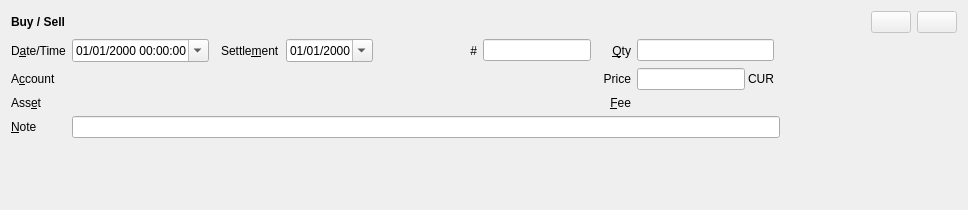
The window that jal/ui/widgets/trade_operation.ui (titov-vv/jal) describes before a commit, drawn with Qt 5.
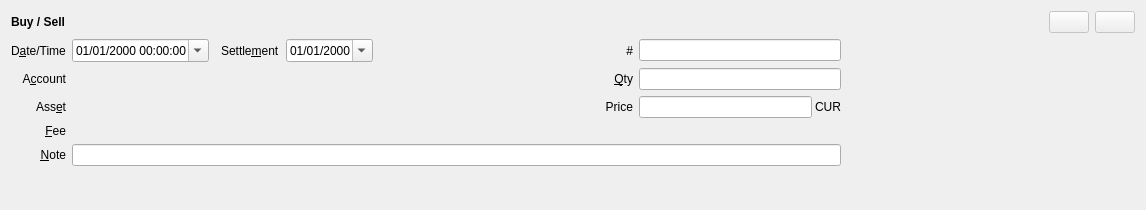
The same window after the commit. Custom widgets are drawn as their Qt base class.

Commit message: FeeWidget placement in operation's widgets was improved.

What changed in the file:
```diff
--- a/jal/ui/widgets/trade_operation.ui
+++ b/jal/ui/widgets/trade_operation.ui
@@ -6,7 +6,7 @@
    <rect>
     <x>0</x>
     <y>0</y>
-    <width>968</width>
+    <width>1146</width>
     <height>210</height>
    </rect>
   </property>
@@ -14,20 +14,16 @@
    <string>Form</string>
   </property>
   <layout class="QGridLayout" name="layout">
-   <item row="2" column="9">
-    <widget class="QLabel" name="price_label">
+   <item row="2" column="0">
+    <widget class="QLabel" name="account_label">
      <property name="text">
-      <string>Price</string>
+      <string>A&amp;ccount</string>
      </property>
      <property name="alignment">
       <set>Qt::AlignmentFlag::AlignRight|Qt::AlignmentFlag::AlignTrailing|Qt::AlignmentFlag::AlignVCenter</set>
      </property>
-    </widget>
-   </item>
-   <item row="1" column="10">
-    <widget class="QLineEdit" name="qty_edit">
-     <property name="alignment">
-      <set>Qt::AlignmentFlag::AlignRight|Qt::AlignmentFlag::AlignTrailing|Qt::AlignmentFlag::AlignVCenter</set>
+     <property name="buddy">
+      <cstring>account_widget</cstring>
      </property>
     </widget>
    </item>
@@ -44,59 +40,16 @@
      </property>
     </widget>
    </item>
-   <item row="2" column="10">
-    <layout class="QHBoxLayout" name="priceCurrencyBox">
-     <property name="spacing">
-      <number>3</number>
-     </property>
-     <property name="leftMargin">
-      <number>0</number>
-     </property>
-     <property name="topMargin">
-      <number>0</number>
-     </property>
-     <property name="rightMargin">
-      <number>0</number>
-     </property>
-     <property name="bottomMargin">
-      <number>0</number>
-     </property>
-     <item>
-      <widget class="QLineEdit" name="price_edit">
-       <property name="alignment">
-        <set>Qt::AlignmentFlag::AlignRight|Qt::AlignmentFlag::AlignTrailing|Qt::AlignmentFlag::AlignVCenter</set>
-       </property>
-      </widget>
-     </item>
-     <item>
-      <widget class="AccountCurrencyLabel" name="currency_price">
-       <property name="text">
-        <string>CUR</string>
-       </property>
-      </widget>
-     </item>
-    </layout>
-   </item>
-   <item row="3" column="10">
-    <widget class="FeeWidget" name="fee_widget" native="true"/>
-   </item>
-   <item row="1" column="0">
-    <widget class="QLabel" name="date_label">
+   <item row="4" column="0">
+    <widget class="QLabel" name="fee_label">
      <property name="text">
-      <string>D&amp;ate/Time</string>
+      <string>&amp;Fee</string>
      </property>
-     <property name="buddy">
-      <cstring>timestamp_editor</cstring>
+     <property name="alignment">
+      <set>Qt::AlignmentFlag::AlignRight|Qt::AlignmentFlag::AlignTrailing|Qt::AlignmentFlag::AlignVCenter</set>
      </property>
-    </widget>
-   </item>
-   <item row="3" column="0">
-    <widget class="QLabel" name="symbol_label">
-     <property name="text">
-      <string>Ass&amp;et</string>
-     </property>
      <property name="buddy">
-      <cstring>symbol_widget</cstring>
+      <cstring>fee_widget</cstring>
      </property>
     </widget>
    </item>
@@ -112,6 +65,64 @@
      </property>
     </widget>
    </item>
+   <item row="0" column="14">
+    <widget class="QPushButton" name="revert_button">
+     <property name="enabled">
+      <bool>false</bool>
+     </property>
+     <property name="acceptDrops">
+      <bool>false</bool>
+     </property>
+     <property name="toolTip">
+      <string>Cancel changes</string>
+     </property>
+     <property name="text">
+      <string/>
+     </property>
+    </widget>
+   </item>
+   <item row="1" column="1">
+    <widget class="QDateTimeEdit" name="timestamp_editor">
+     <property name="displayFormat">
+      <string>dd/MM/yyyy hh:mm:ss</string>
+     </property>
+     <property name="calendarPopup">
+      <bool>true</bool>
+     </property>
+     <property name="timeSpec">
+      <enum>Qt::TimeSpec::UTC</enum>
+     </property>
+    </widget>
+   </item>
+   <item row="6" column="0">
+    <spacer name="vertical_spacer">
+     <property name="orientation">
+      <enum>Qt::Orientation::Vertical</enum>
+     </property>
+     <property name="sizeHint" stdset="0">
+      <size>
+       <width>20</width>
+       <height>40</height>
+      </size>
+     </property>
+    </spacer>
+   </item>
+   <item row="1" column="8">
+    <spacer name="groupSpacer2">
+     <property name="orientation">
+      <enum>Qt::Orientation::Horizontal</enum>
+     </property>
+     <property name="sizeType">
+      <enum>QSizePolicy::Policy::Fixed</enum>
+     </property>
+     <property name="sizeHint" stdset="0">
+      <size>
+       <width>0</width>
+       <height>20</height>
+      </size>
+     </property>
+    </spacer>
+   </item>
    <item row="1" column="3">
     <widget class="QLabel" name="settlement_label">
      <property name="text">
@@ -122,104 +133,55 @@
      </property>
     </widget>
    </item>
-   <item row="2" column="12">
-    <spacer name="horizontalSpacer">
-     <property name="orientation">
-      <enum>Qt::Orientation::Horizontal</enum>
-     </property>
-     <property name="sizeHint" stdset="0">
-      <size>
-       <width>40</width>
-       <height>20</height>
-      </size>
-     </property>
-    </spacer>
-   </item>
-   <item row="4" column="0">
+   <item row="5" column="0">
     <widget class="QLabel" name="comment_label">
      <property name="text">
       <string>&amp;Note</string>
      </property>
+     <property name="alignment">
+      <set>Qt::AlignmentFlag::AlignRight|Qt::AlignmentFlag::AlignTrailing|Qt::AlignmentFlag::AlignVCenter</set>
+     </property>
      <property name="buddy">
       <cstring>note</cstring>
      </property>
     </widget>
    </item>
-   <item row="2" column="0">
-    <widget class="QLabel" name="account_label">
+   <item row="1" column="0">
+    <widget class="QLabel" name="date_label">
      <property name="text">
-      <string>A&amp;ccount</string>
+      <string>D&amp;ate/Time</string>
      </property>
      <property name="buddy">
-      <cstring>account_widget</cstring>
+      <cstring>timestamp_editor</cstring>
      </property>
     </widget>
    </item>
+   <item row="2" column="1" colspan="7">
+    <widget class="ReferenceSelectorWidget" name="account_widget"/>
+   </item>
+   <item row="1" column="2">
+    <spacer name="groupSpacer1">
+     <property name="orientation">
+      <enum>Qt::Orientation::Horizontal</enum>
+     </property>
+     <property name="sizeType">
+      <enum>QSizePolicy::Policy::Fixed</enum>
+     </property>
+     <property name="sizeHint" stdset="0">
+      <size>
+       <width>0</width>
+       <height>20</height>
+      </size>
+     </property>
+    </spacer>
+   </item>
    <item row="3" column="9">
-    <widget class="QLabel" name="fee_label">
+    <widget class="QLabel" name="price_label">
      <property name="text">
-      <string>&amp;Fee</string>
+      <string>Price</string>
      </property>
      <property name="alignment">
       <set>Qt::AlignmentFlag::AlignRight|Qt::AlignmentFlag::AlignTrailing|Qt::AlignmentFlag::AlignVCenter</set>
-     </property>
-     <property name="buddy">
-      <cstring>fee_widget</cstring>
-     </property>
-    </widget>
-   </item>
-   <item row="1" column="9">
-    <widget class="QLabel" name="qty_label">
-     <property name="text">
-      <string>&amp;Qty</string>
-     </property>
-     <property name="alignment">
-      <set>Qt::AlignmentFlag::AlignRight|Qt::AlignmentFlag::AlignTrailing|Qt::AlignmentFlag::AlignVCenter</set>
-     </property>
-     <property name="buddy">
-      <cstring>qty_edit</cstring>
-     </property>
-    </widget>
-   </item>
-   <item row="0" column="14">
-    <widget class="QPushButton" name="revert_button">
-     <property name="enabled">
-      <bool>false</bool>
-     </property>
-     <property name="acceptDrops">
-      <bool>false</bool>
-     </property>
-     <property name="toolTip">
-      <string>Cancel changes</string>
-     </property>
-     <property name="text">
-      <string/>
-     </property>
-    </widget>
-   </item>
-   <item row="1" column="6">
-    <widget class="QLabel" name="number_label">
-     <property name="text">
-      <string>#</string>
-     </property>
-     <property name="alignment">
-      <set>Qt::AlignmentFlag::AlignRight|Qt::AlignmentFlag::AlignTrailing|Qt::AlignmentFlag::AlignVCenter</set>
-     </property>
-     <property name="buddy">
-      <cstring>number</cstring>
-     </property>
-    </widget>
-   </item>
-   <item row="1" column="1">
-    <widget class="QDateTimeEdit" name="timestamp_editor">
-     <property name="displayFormat">
-      <string>dd/MM/yyyy hh:mm:ss</string>
-     </property>
-     <property name="calendarPopup">
-      <bool>true</bool>
-     </property>
-     <property name="timeSpec">
-      <enum>Qt::TimeSpec::UTC</enum>
      </property>
     </widget>
    </item>
@@ -236,31 +198,9 @@
      </property>
     </widget>
    </item>
-   <item row="2" column="1" colspan="7">
-    <widget class="ReferenceSelectorWidget" name="account_widget"/>
-   </item>
-   <item row="4" column="1" colspan="11">
-    <widget class="QLineEdit" name="note"/>
-   </item>
    <item row="3" column="1" colspan="7">
     <widget class="ReferenceSelectorWidget" name="symbol_widget"/>
    </item>
-   <item row="5" column="0">
-    <spacer name="vertical_spacer">
-     <property name="orientation">
-      <enum>Qt::Orientation::Vertical</enum>
-     </property>
-     <property name="sizeHint" stdset="0">
-      <size>
-       <width>20</width>
-       <height>40</height>
-      </size>
-     </property>
-    </spacer>
-   </item>
-   <item row="1" column="7">
-    <widget class="QLineEdit" name="number"/>
-   </item>
    <item row="1" column="5">
     <spacer name="horizontalSpacer_2">
      <property name="orientation">
@@ -274,38 +214,107 @@
      </property>
     </spacer>
    </item>
-   <item row="1" column="2">
-    <spacer name="groupSpacer1">
-     <property name="orientation">
-      <enum>Qt::Orientation::Horizontal</enum>
+   <item row="3" column="0">
+    <widget class="QLabel" name="symbol_label">
+     <property name="text">
+      <string>Ass&amp;et</string>
      </property>
-     <property name="sizeType">
-      <enum>QSizePolicy::Fixed</enum>
+     <property name="alignment">
+      <set>Qt::AlignmentFlag::AlignRight|Qt::AlignmentFlag::AlignTrailing|Qt::AlignmentFlag::AlignVCenter</set>
      </property>
-     <property name="sizeHint" stdset="0">
-      <size>
-       <width>0</width>
-       <height>20</height>
-      </size>
+     <property name="buddy">
+      <cstring>symbol_widget</cstring>
      </property>
-    </spacer>
+    </widget>
    </item>
-   <item row="1" column="8">
-    <spacer name="groupSpacer2">
+   <item row="2" column="9">
+    <widget class="QLabel" name="qty_label">
+     <property name="text">
+      <string>&amp;Qty</string>
+     </property>
+     <property name="alignment">
+      <set>Qt::AlignmentFlag::AlignRight|Qt::AlignmentFlag::AlignTrailing|Qt::AlignmentFlag::AlignVCenter</set>
+     </property>
+     <property name="buddy">
+      <cstring>qty_edit</cstring>
+     </property>
+    </widget>
+   </item>
+   <item row="3" column="10">
+    <layout class="QHBoxLayout" name="priceCurrencyBox">
+     <property name="spacing">
+      <number>3</number>
+     </property>
+     <property name="leftMargin">
+      <number>0</number>
+     </property>
+     <property name="topMargin">
+      <number>0</number>
+     </property>
+     <property name="rightMargin">
+      <number>0</number>
+     </property>
+     <property name="bottomMargin">
+      <number>0</number>
+     </property>
+     <item>
+      <widget class="QLineEdit" name="price_edit">
+       <property name="alignment">
+        <set>Qt::AlignmentFlag::AlignRight|Qt::AlignmentFlag::AlignTrailing|Qt::AlignmentFlag::AlignVCenter</set>
+       </property>
+      </widget>
+     </item>
+     <item>
+      <widget class="AccountCurrencyLabel" name="currency_price">
+       <property name="text">
+        <string>CUR</string>
+       </property>
+      </widget>
+     </item>
+    </layout>
+   </item>
+   <item row="2" column="10">
+    <widget class="QLineEdit" name="qty_edit">
+     <property name="alignment">
+      <set>Qt::AlignmentFlag::AlignRight|Qt::AlignmentFlag::AlignTrailing|Qt::AlignmentFlag::AlignVCenter</set>
+     </property>
+    </widget>
+   </item>
+   <item row="0" column="11">
+    <spacer name="horizontalSpacer">
      <property name="orientation">
       <enum>Qt::Orientation::Horizontal</enum>
      </property>
-     <property name="sizeType">
-      <enum>QSizePolicy::Fixed</enum>
-     </property>
      <property name="sizeHint" stdset="0">
       <size>
-       <width>0</width>
+       <width>40</width>
        <height>20</height>
       </size>
      </property>
     </spacer>
    </item>
+   <item row="5" column="1" colspan="10">
+    <widget class="QLineEdit" name="note"/>
+   </item>
+   <item row="4" column="1" colspan="10">
+    <widget class="FeeWidget" name="fee_widget"/>
+   </item>
+   <item row="1" column="10">
+    <widget class="QLineEdit" name="number"/>
+   </item>
+   <item row="1" column="9">
+    <widget class="QLabel" name="number_label">
+     <property name="text">
+      <string>#</string>
+     </property>
+     <property name="alignment">
+      <set>Qt::AlignmentFlag::AlignRight|Qt::AlignmentFlag::AlignTrailing|Qt::AlignmentFlag::AlignVCenter</set>
+     </property>
+     <property name="buddy">
+      <cstring>number</cstring>
+     </property>
+    </widget>
+   </item>
   </layout>
  </widget>
  <customwidgets>
@@ -315,17 +324,16 @@
    <header>jal/widgets/reference_selector.h</header>
    <container>1</container>
   </customwidget>
-  <customwidget>
-   <class>FeeWidget</class>
-   <extends>QWidget</extends>
-   <header>jal/widgets/fee_widget.h</header>
-   <container>0</container>
-  </customwidget>
   <customwidget>
    <class>AccountCurrencyLabel</class>
    <extends>QLabel</extends>
    <header>jal/widgets/account_select.h</header>
   </customwidget>
+  <customwidget>
+   <class>FeeWidget</class>
+   <extends>QWidget</extends>
+   <header>jal/widgets/fee_widget.h</header>
+  </customwidget>
  </customwidgets>
  <tabstops>
   <tabstop>timestamp_editor</tabstop>
```
Left out of the diff: 3 changed lines with no effect on the pictures. The commit also changes 15 other files.
